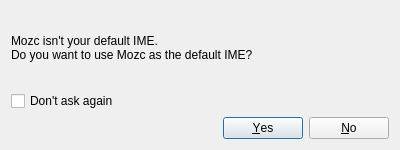
Above: src/gui/set_default_dialog/set_default_dialog.ui from google/mozc before the change. Below: the same form after it.
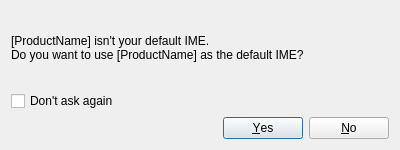
That is the form after the change.

Diff of the .ui file:
```diff
--- a/src/gui/set_default_dialog/set_default_dialog.ui
+++ b/src/gui/set_default_dialog/set_default_dialog.ui
@@ -67,8 +67,8 @@
      <item row="1" column="0" colspan="3">
       <widget class="QLabel" name="label">
        <property name="text">
-        <string>Mozc isn't your default IME.
-Do you want to use Mozc as the default IME?</string>
+        <string>[ProductName] isn't your default IME.
+Do you want to use [ProductName] as the default IME?</string>
        </property>
       </widget>
      </item>
```
Left out of the diff: 2 changed lines with no effect on the pictures.
